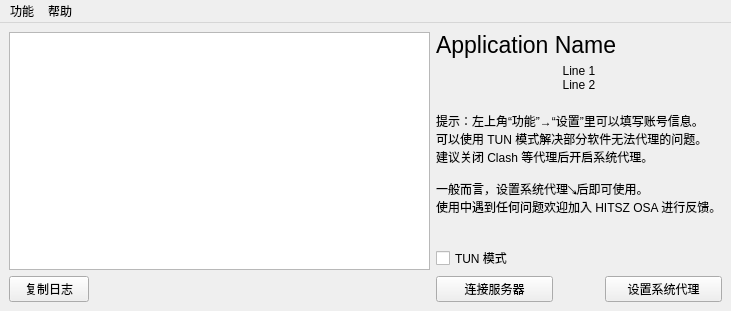
First picture: the form in mainwindow.ui, repository Mythologyli/ZJU-Connect-for-Windows, before the edit.
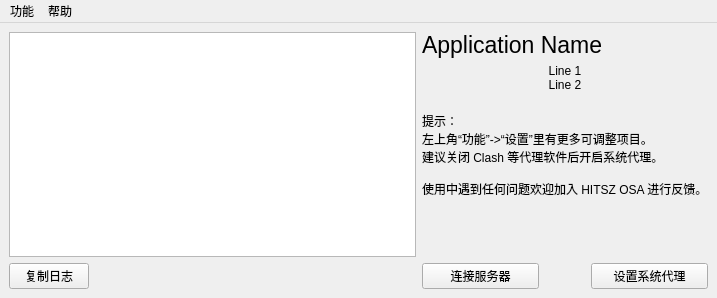
Second picture: the form after the edit.

```diff
--- a/mainwindow.ui
+++ b/mainwindow.ui
@@ -6,8 +6,8 @@
    <rect>
     <x>0</x>
     <y>0</y>
-    <width>731</width>
-    <height>266</height>
+    <width>717</width>
+    <height>298</height>
    </rect>
   </property>
   <widget class="QWidget" name="centralWidget">
@@ -36,22 +36,6 @@
       </property>
      </widget>
     </item>
-    <item row="7" column="1">
-     <widget class="QCheckBox" name="tunCheckBox">
-      <property name="sizePolicy">
-       <sizepolicy hsizetype="Minimum" vsizetype="Preferred">
-        <horstretch>0</horstretch>
-        <verstretch>0</verstretch>
-       </sizepolicy>
-      </property>
-      <property name="toolTip">
-       <string>启用 TUN 模式需要以管理员权限运行程序</string>
-      </property>
-      <property name="text">
-       <string>TUN 模式</string>
-      </property>
-     </widget>
-    </item>
     <item row="8" column="2">
      <spacer name="horizontalSpacer">
       <property name="orientation">
@@ -136,11 +120,10 @@
     <item row="2" column="1" colspan="3">
      <widget class="QLabel" name="accountLabel">
       <property name="text">
-       <string>提示：左上角“功能”→“设置”里可以填写账号信息。
-可以使用 TUN 模式解决部分软件无法代理的问题。
-建议关闭 Clash 等代理后开启系统代理。
+       <string>提示：
+左上角“功能”-&gt;“设置”里有更多可调整项目。
+建议关闭 Clash 等代理软件后开启系统代理。
 
-一般而言，设置系统代理↘后即可使用。
 使用中遇到任何问题欢迎加入 HITSZ OSA 进行反馈。</string>
       </property>
      </widget>
@@ -152,7 +135,7 @@
     <rect>
      <x>0</x>
      <y>0</y>
-     <width>731</width>
+     <width>717</width>
      <height>22</height>
     </rect>
    </property>
```
Left out of the diff: 1 changed line with no effect on the pictures.
